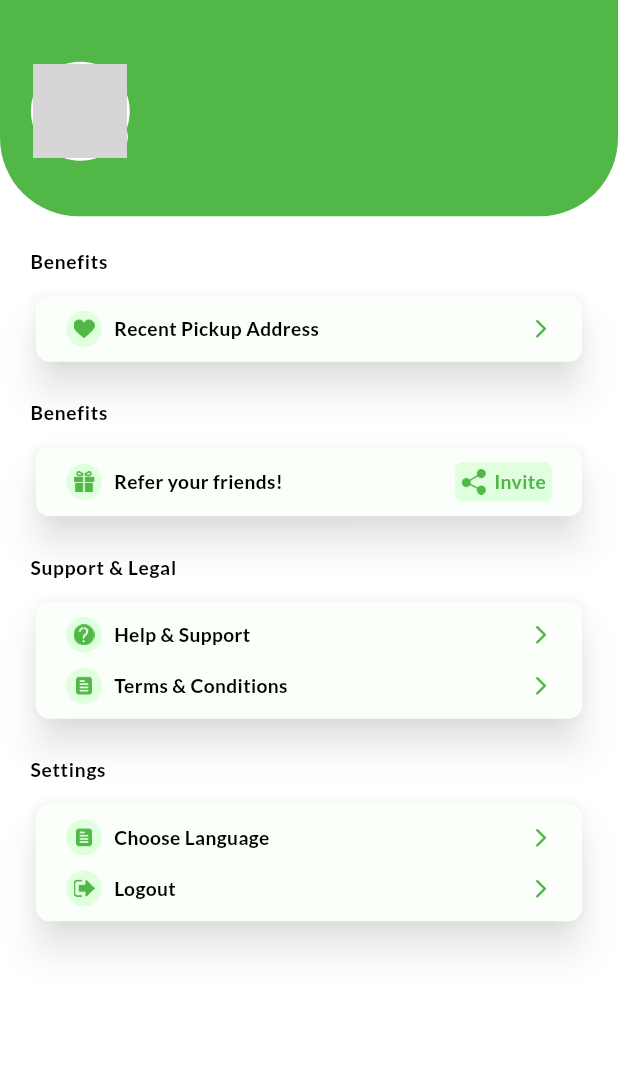
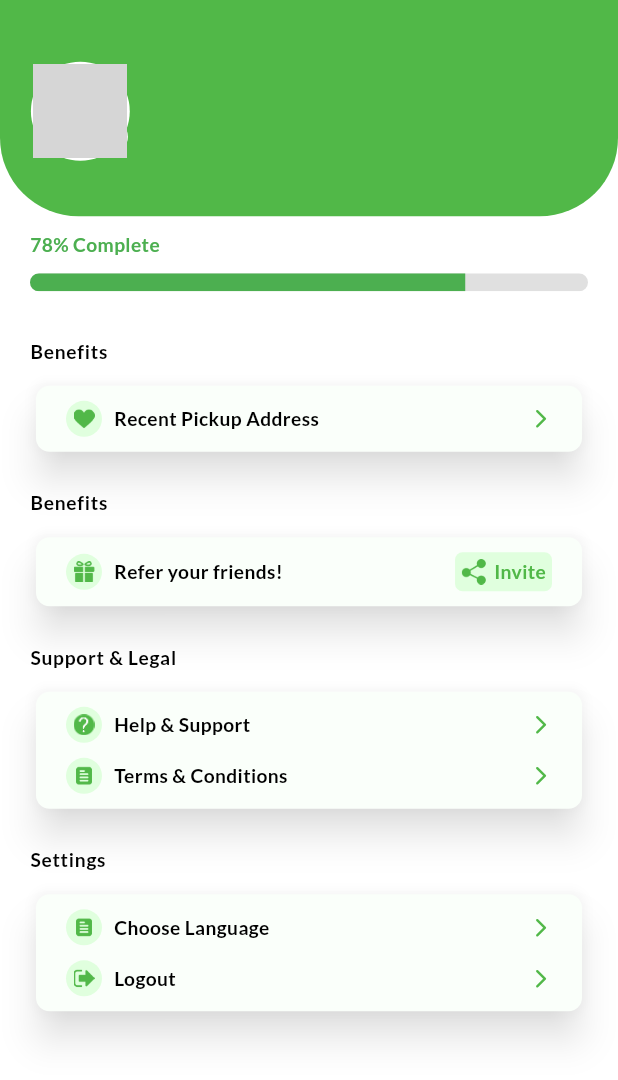
Before and after one commit to Tushar1805/globeporter, a Flutter app: the SettingsScreen screen opened directly, on a phone screen of 412 x 824 dp. Shown: the top 1080 px of the screen. Run offline on Flutter 3.47's test engine with Material 3 defaults, Android fonts, the phone set to English and light mode, and no system bars; our stand-ins replace camera, connectivity_plus, country_code_picker, device_preview, dropdown_button2, equatable and 17 more; missing offline and left inert: colorize, country_phone_validator, fimber, flutter_facebook_auth; accounts and stored records are empty; network calls fail; project files that could hold a hidden picture were left out; grey boxes are pictures that could not be loaded.

Commit message:
UI: Profile progress Indicator added

```diff
--- a/lib/presentation/settings/view/settings_screen.dart
+++ b/lib/presentation/settings/view/settings_screen.dart
@@ -20,9 +20,19 @@ class SettingsScreen extends StatefulWidget {
 
 class _SettingsScreenState extends State<SettingsScreen> {
   final authCubit = sl<AuthCubit>();
+  final double profilePercent = 0.78; // 78%
+
+  Color _getProgressColor(int percent) {
+    if (percent < 25) return Colors.red;
+    if (percent < 75) return Colors.orange;
+    return Colors.green;
+  }
+
   @override
   Widget build(BuildContext context) {
     final size = MediaQuery.of(context).size;
+    final int percent = (profilePercent * 100).round();
+    final Color barColor = _getProgressColor(percent);
     return Scaffold(
       appBar: PreferredSize(
         preferredSize: Size.fromHeight(size.width * 0.35),
@@ -119,6 +129,33 @@ class _SettingsScreenState extends State<SettingsScreen> {
         child: Column(
           crossAxisAlignment: CrossAxisAlignment.start,
           children: [
+            Padding(
+              padding: const EdgeInsets.symmetric(horizontal: 20.0, vertical: 10),
+              child: Column(
+                crossAxisAlignment: CrossAxisAlignment.start,
+                mainAxisSize: MainAxisSize.min,
+                children: [
+                  Text(
+                    "$percent% Complete",
+                    style: TextStyle(
+                      fontSize: 16,
+                      color: barColor,
+                      fontWeight: FontWeight.bold,
+                    ),
+                  ),
+                  const SizedBox(height: 10),
+                  ClipRRect(
+                    borderRadius: BorderRadius.circular(10),
+                    child: LinearProgressIndicator(
+                      minHeight: 12,
+                      value: profilePercent,
+                      valueColor: AlwaysStoppedAnimation<Color>(barColor),
+                      backgroundColor: Colors.grey.shade300,
+                    ),
+                  ),
+                ],
+              ),
+            ),
             const SizedBox(
               height: 20,
             ),
```
